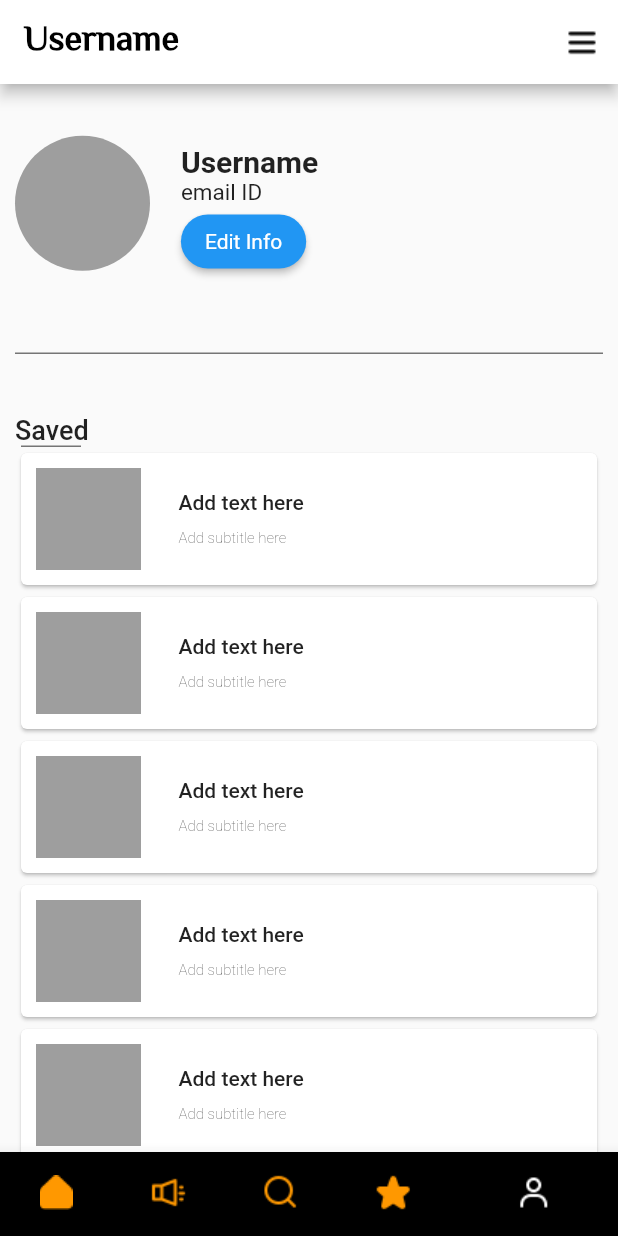
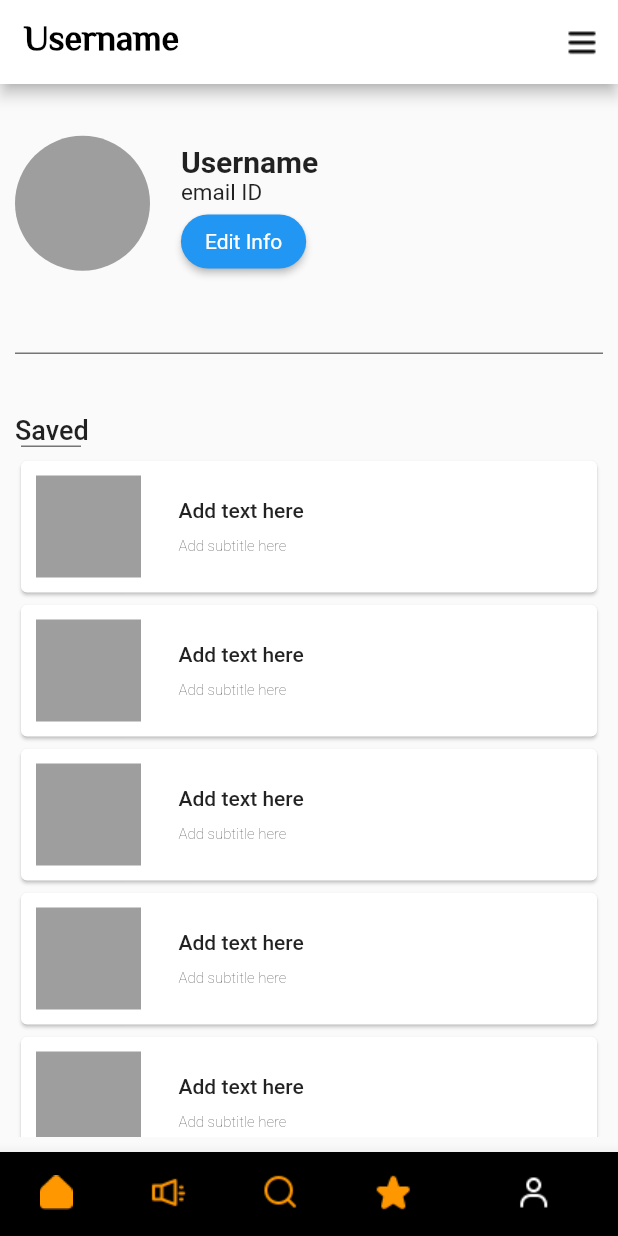
Before and after one commit to VanshitaKanodia/e_patrakaar, a Flutter app: the screen it shows after launch, item 5 of the bottom bar chosen, on a phone screen of 412 x 824 dp. Run offline on Flutter 3.47's test engine with Material 2 defaults, Android fonts, the light colour scheme and no system bars; our stand-ins replace smooth_page_indicator.

Commit message:
UI update

```diff
--- a/lib/pages/profile.dart
+++ b/lib/pages/profile.dart
@@ -14,7 +14,6 @@ class Profile extends StatefulWidget {
 class _ProfileState extends State<Profile> {
 
   List<int> data = [1, 2, 3, 4, 5];
-  final _controllable = PageController();
 
   @override
   Widget build(BuildContext context) {
@@ -100,14 +99,12 @@ class _ProfileState extends State<Profile> {
                       fontWeight: FontWeight.w500,
                     ),),
                   Container(
-                    margin: EdgeInsets.only(left: 4),
+                    margin: EdgeInsets.only(left: 4, bottom: 5),
                     width: 40,
                     height: 1,
                     color: Colors.grey[600],
                   ),
-                  SingleChildScrollView(
-                      controller: _controllable,
-                      scrollDirection: Axis.vertical,
+                  Flexible(
                       child: ListView.builder(
                           itemCount: 5,
                           shrinkWrap: true,
```
